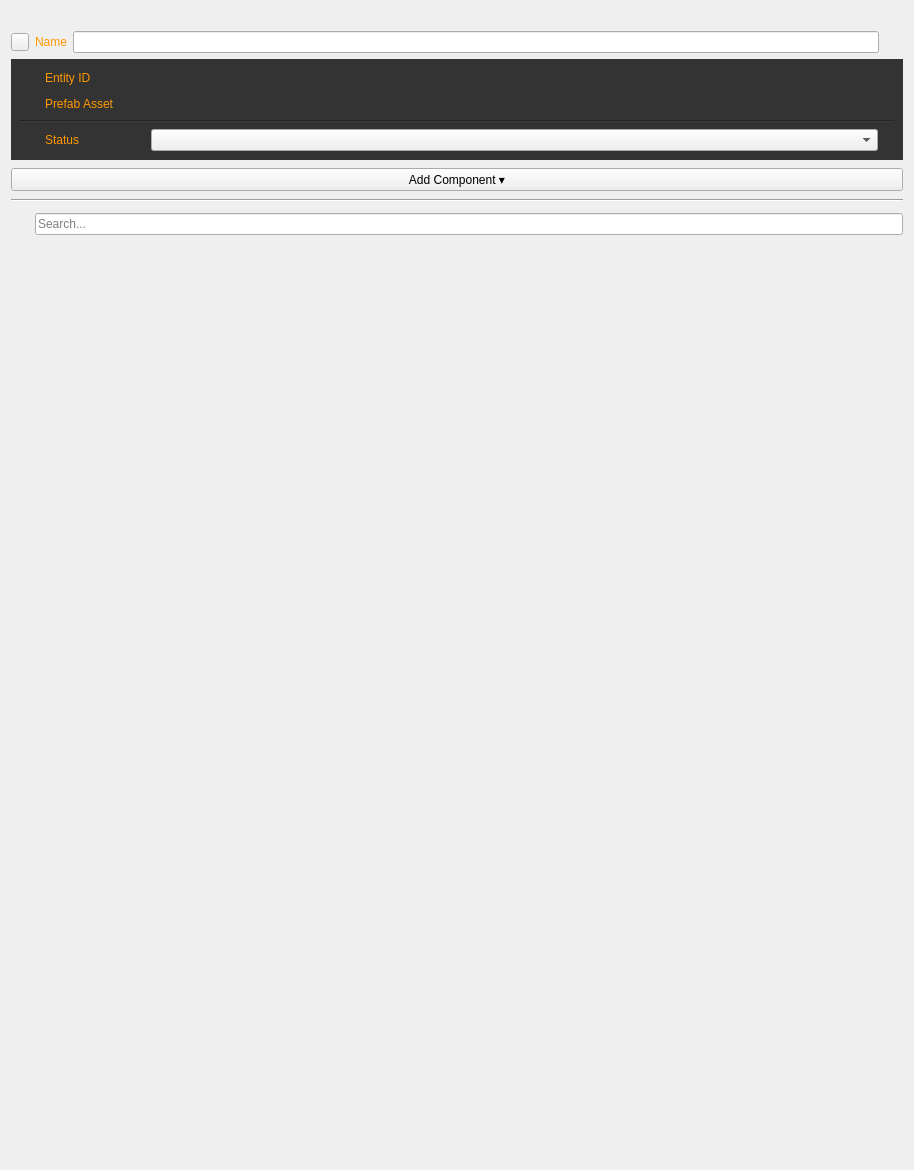
Before: the Qt Designer form Code/Framework/AzToolsFramework/AzToolsFramework/UI/PropertyEditor/EntityPropertyEditor.ui in o3de/o3de, drawn with Qt 5.
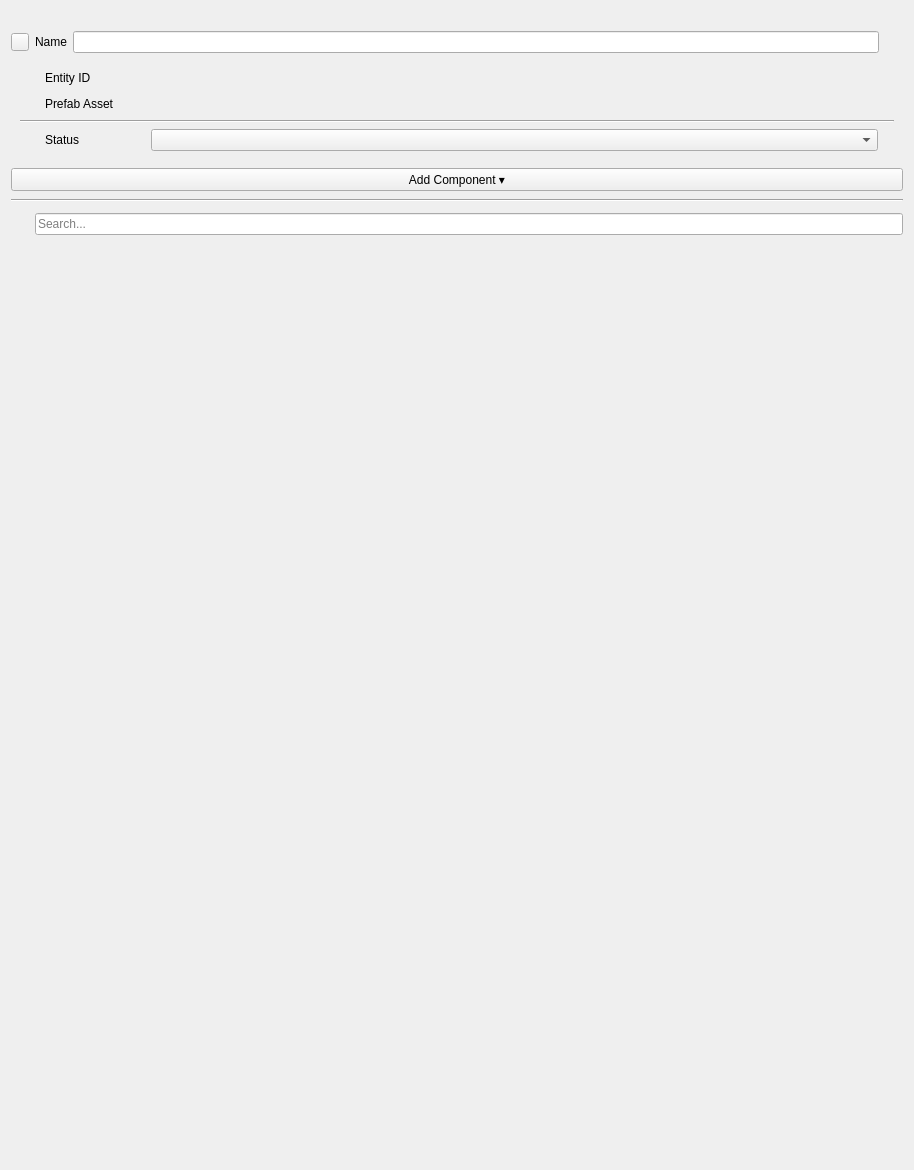
After: the same form once the commit is applied. Icons and pictures are not drawn. Custom widgets are drawn as their Qt base class.

Commit message: Flatten the missing styles of the Editor and tools, at the Oct 28 cost

```diff
--- a/Code/Framework/AzToolsFramework/AzToolsFramework/UI/PropertyEditor/EntityPropertyEditor.ui
+++ b/Code/Framework/AzToolsFramework/AzToolsFramework/UI/PropertyEditor/EntityPropertyEditor.ui
@@ -75,43 +75,6 @@
         <layout class="QHBoxLayout" name="horizontalLayout_2" stretch="0,0,0">
          <item>
           <widget class="QLabel" name="m_entityNameLabel">
-           <property name="palette">
-            <palette>
-             <active>
-              <colorrole role="WindowText">
-               <brush brushstyle="SolidPattern">
-                <color alpha="255">
-                 <red>255</red>
-                 <green>153</green>
-                 <blue>0</blue>
-                </color>
-               </brush>
-              </colorrole>
-             </active>
-             <inactive>
-              <colorrole role="WindowText">
-               <brush brushstyle="SolidPattern">
-                <color alpha="255">
-                 <red>255</red>
-                 <green>153</green>
-                 <blue>0</blue>
-                </color>
-               </brush>
-              </colorrole>
-             </inactive>
-             <disabled>
-              <colorrole role="WindowText">
-               <brush brushstyle="SolidPattern">
-                <color alpha="255">
-                 <red>120</red>
-                 <green>120</green>
-                 <blue>120</blue>
-                </color>
-               </brush>
-              </colorrole>
-             </disabled>
-            </palette>
-           </property>
            <property name="text">
             <string>Name</string>
            </property>
@@ -189,9 +152,6 @@
          <height>16777215</height>
         </size>
        </property>
-       <property name="styleSheet">
-        <string notr="true">QWidget#m_darkBox { background-color:rgb(51, 51, 51) }</string>
-       </property>
        <layout class="QVBoxLayout" name="verticalLayout_4">
         <item>
          <widget class="QWidget" name="m_entityIdWidget" native="true">
@@ -256,130 +216,9 @@
                <height>16777215</height>
               </size>
              </property>
-             <property name="palette">
-              <palette>
-               <active>
-                <colorrole role="WindowText">
-                 <brush brushstyle="SolidPattern">
-                  <color alpha="255">
-                   <red>255</red>
-                   <green>153</green>
-                   <blue>0</blue>
-                  </color>
-                 </brush>
-                </colorrole>
-                <colorrole role="Button">
-                 <brush brushstyle="SolidPattern">
-                  <color alpha="255">
-                   <red>51</red>
-                   <green>51</green>
-                   <blue>51</blue>
-                  </color>
-                 </brush>
-                </colorrole>
-                <colorrole role="Base">
-                 <brush brushstyle="SolidPattern">
-                  <color alpha="255">
-                   <red>51</red>
-                   <green>51</green>
-                   <blue>51</blue>
-                  </color>
-                 </brush>
-                </colorrole>
-                <colorrole role="Window">
-                 <brush brushstyle="SolidPattern">
-                  <color alpha="255">
-                   <red>51</red>
-                   <green>51</green>
-                   <blue>51</blue>
-                  </color>
-                 </brush>
-                </colorrole>
-               </active>
-               <inactive>
-                <colorrole role="WindowText">
-                 <brush brushstyle="SolidPattern">
-                  <color alpha="255">
-                   <red>255</red>
-                   <green>153</green>
-                   <blue>0</blue>
-                  </color>
-                 </brush>
-                </colorrole>
-                <colorrole role="Button">
-                 <brush brushstyle="SolidPattern">
-                  <color alpha="255">
-                   <red>51</red>
-                   <green>51</green>
-                   <blue>51</blue>
-                  </color>
-                 </brush>
-                </colorrole>
-                <colorrole role="Base">
-                 <brush brushstyle="SolidPattern">
-                  <color alpha="255">
-                   <red>51</red>
-                   <green>51</green>
-                   <blue>51</blue>
-                  </color>
-                 </brush>
-                </colorrole>
-                <colorrole role="Window">
-                 <brush brushstyle="SolidPattern">
-                  <color alpha="255">
-                   <red>51</red>
-                   <green>51</green>
-                   <blue>51</blue>
-                  </color>
-                 </brush>
-                </colorrole>
-               </inactive>
-               <disabled>
-                <colorrole role="WindowText">
-                 <brush brushstyle="SolidPattern">
-                  <color alpha="255">
-                   <red>120</red>
-                   <green>120</green>
-                   <blue>120</blue>
-                  </color>
-                 </brush>
-                </colorrole>
-                <colorrole role="Button">
-                 <brush brushstyle="SolidPattern">
-                  <color alpha="255">
-                   <red>51</red>
-                   <green>51</green>
-                   <blue>51</blue>
-                  </color>
-                 </brush>
-                </colorrole>
-                <colorrole role="Base">
-                 <brush brushstyle="SolidPattern">
-                  <color alpha="255">
-                   <red>51</red>
-                   <green>51</green>
-                   <blue>51</blue>
-                  </color>
-                 </brush>
-                </colorrole>
-                <colorrole role="Window">
-                 <brush brushstyle="SolidPattern">
-                  <color alpha="255">
-                   <red>51</red>
-                   <green>51</green>
-                   <blue>51</blue>
-                  </color>
-                 </brush>
-                </colorrole>
-               </disabled>
-              </palette>
-             </property>
              <property name="toolTip">
               <string>ID of entity selected.</string>
              </property>
-             <property name="styleSheet">
-              <string notr="true">background-color:rgb(51, 51, 51)</string>
-             </property>
              <property name="text">
               <string>Entity ID</string>
              </property>
@@ -405,124 +244,6 @@
                <height>16777215</height>
               </size>
              </property>
-             <property name="palette">
-              <palette>
-               <active>
-                <colorrole role="WindowText">
-                 <brush brushstyle="SolidPattern">
-                  <color alpha="255">
-                   <red>255</red>
-                   <green>153</green>
-                   <blue>0</blue>
-                  </color>
-                 </brush>
-                </colorrole>
-                <colorrole role="Button">
-                 <brush brushstyle="SolidPattern">
-                  <color alpha="255">
-                   <red>51</red>
-                   <green>51</green>
-                   <blue>51</blue>
-                  </color>
-                 </brush>
-                </colorrole>
-                <colorrole role="Base">
-                 <brush brushstyle="SolidPattern">
-                  <color alpha="255">
-                   <red>51</red>
-                   <green>51</green>
-                   <blue>51</blue>
-                  </color>
-                 </brush>
-                </colorrole>
-                <colorrole role="Window">
-                 <brush brushstyle="SolidPattern">
-                  <color alpha="255">
-                   <red>51</red>
-                   <green>51</green>
-                   <blue>51</blue>
-                  </color>
-                 </brush>
-                </colorrole>
-               </active>
-               <inactive>
-                <colorrole role="WindowText">
-                 <brush brushstyle="SolidPattern">
-                  <color alpha="255">
-                   <red>255</red>
-                   <green>153</green>
-                   <blue>0</blue>
-                  </color>
-                 </brush>
-                </colorrole>
-                <colorrole role="Button">
-                 <brush brushstyle="SolidPattern">
-                  <color alpha="255">
-                   <red>51</red>
-                   <green>51</green>
-                   <blue>51</blue>
-                  </color>
-                 </brush>
-                </colorrole>
-                <colorrole role="Base">
-                 <brush brushstyle="SolidPattern">
-                  <color alpha="255">
-                   <red>51</red>
-                   <green>51</green>
-                   <blue>51</blue>
-                  </color>
-                 </brush>
-                </colorrole>
-                <colorrole role="Window">
-                 <brush brushstyle="SolidPattern">
-                  <color alpha="255">
-                   <red>51</red>
-                   <green>51</green>
-                   <blue>51</blue>
-                  </color>
-                 </brush>
-                </colorrole>
-               </inactive>
-               <disabled>
-                <colorrole role="WindowText">
-                 <brush brushstyle="SolidPattern">
-                  <color alpha="255">
-                   <red>120</red>
-                   <green>120</green>
-                   <blue>120</blue>
-                  </color>
-                 </brush>
-                </colorrole>
-                <colorrole role="Button">
-                 <brush brushstyle="SolidPattern">
-                  <color alpha="255">
-                   <red>51</red>
-                   <green>51</green>
-                   <blue>51</blue>
-                  </color>
-                 </brush>
-                </colorrole>
-                <colorrole role="Base">
-                 <brush brushstyle="SolidPattern">
-                  <color alpha="255">
-                   <red>51</red>
-                   <green>51</green>
-                   <blue>51</blue>
-                  </color>
-                 </brush>
-                </colorrole>
-                <colorrole role="Window">
-                 <brush brushstyle="SolidPattern">
-                  <color alpha="255">
-                   <red>51</red>
-                   <green>51</green>
-                   <blue>51</blue>
-                  </color>
-                 </brush>
-                </colorrole>
-               </disabled>
-              </palette>
-             </property>
              <property name="cursor">
               <cursorShape>IBeamCursor</cursorShape>
              </property>
@@ -532,9 +253,6 @@
              <property name="toolTip">
               <string/>
              </property>
-             <property name="styleSheet">
-              <string notr="true">background-color:rgb(51, 51, 51)</string>
-             </property>
              <property name="text">
               <string/>
              </property>
@@ -625,130 +343,9 @@
                <height>16777215</height>
               </size>
              </property>
-             <property name="palette">
-              <palette>
-               <active>
-                <colorrole role="WindowText">
-                 <brush brushstyle="SolidPattern">
-                  <color alpha="255">
-                   <red>255</red>
-                   <green>153</green>
-                   <blue>0</blue>
-                  </color>
-                 </brush>
-                </colorrole>
-                <colorrole role="Button">
-                 <brush brushstyle="SolidPattern">
-                  <color alpha="255">
-                   <red>51</red>
-                   <green>51</green>
-                   <blue>51</blue>
-                  </color>
-                 </brush>
-                </colorrole>
-                <colorrole role="Base">
-                 <brush brushstyle="SolidPattern">
-                  <color alpha="255">
-                   <red>51</red>
-                   <green>51</green>
-                   <blue>51</blue>
-                  </color>
-                 </brush>
-                </colorrole>
-                <colorrole role="Window">
-                 <brush brushstyle="SolidPattern">
-                  <color alpha="255">
-                   <red>51</red>
-                   <green>51</green>
-                   <blue>51</blue>
-                  </color>
-                 </brush>
-                </colorrole>
-               </active>
-               <inactive>
-                <colorrole role="WindowText">
-                 <brush brushstyle="SolidPattern">
-                  <color alpha="255">
-                   <red>255</red>
-                   <green>153</green>
-                   <blue>0</blue>
-                  </color>
-                 </brush>
-                </colorrole>
-                <colorrole role="Button">
-                 <brush brushstyle="SolidPattern">
-                  <color alpha="255">
-                   <red>51</red>
-                   <green>51</green>
-                   <blue>51</blue>
-                  </color>
-                 </brush>
-                </colorrole>
-                <colorrole role="Base">
-                 <brush brushstyle="SolidPattern">
-                  <color alpha="255">
-                   <red>51</red>
-                   <green>51</green>
-                   <blue>51</blue>
-                  </color>
-                 </brush>
-                </colorrole>
-                <colorrole role="Window">
-                 <brush brushstyle="SolidPattern">
-                  <color alpha="255">
-                   <red>51</red>
-                   <green>51</green>
-                   <blue>51</blue>
-                  </color>
-                 </brush>
-                </colorrole>
-               </inactive>
-               <disabled>
-                <colorrole role="WindowText">
-                 <brush brushstyle="SolidPattern">
-                  <color alpha="255">
-                   <red>120</red>
-                   <green>120</green>
-                   <blue>120</blue>
-                  </color>
-                 </brush>
-                </colorrole>
-                <colorrole role="Button">
-                 <brush brushstyle="SolidPattern">
-                  <color alpha="255">
-                   <red>51</red>
-                   <green>51</green>
-                   <blue>51</blue>
-                  </color>
-                 </brush>
-                </colorrole>
-                <colorrole role="Base">
-                 <brush brushstyle="SolidPattern">
-                  <color alpha="255">
-                   <red>51</red>
-                   <green>51</green>
-                   <blue>51</blue>
-                  </color>
-                 </brush>
-                </colorrole>
-                <colorrole role="Window">
-                 <brush brushstyle="SolidPattern">
-                  <color alpha="255">
-                   <red>51</red>
-                   <green>51</green>
-                   <blue>51</blue>
-                  </color>
-                 </brush>
-                </colorrole>
-               </disabled>
-              </palette>
-             </property>
              <property name="toolTip">
               <string>Prefab Asset File Used for This Prefab</string>
              </property>
-             <property name="styleSheet">
-              <string notr="true">background-color:rgb(51, 51, 51)</string>
-             </property>
              <property name="text">
               <string>Prefab Asset</string>
              </property>
@@ -774,124 +371,6 @@
                <height>16777215</height>
               </size>
              </property>
-             <property name="palette">
-              <palette>
-               <active>
-                <colorrole role="WindowText">
-                 <brush brushstyle="SolidPattern">
-                  <color alpha="255">
-                   <red>255</red>
-                   <green>153</green>
-                   <blue>0</blue>
-                  </color>
-                 </brush>
-                </colorrole>
-                <colorrole role="Button">
-                 <brush brushstyle="SolidPattern">
-                  <color alpha="255">
-                   <red>51</red>
-                   <green>51</green>
-                   <blue>51</blue>
-                  </color>
-                 </brush>
-                </colorrole>
-                <colorrole role="Base">
-                 <brush brushstyle="SolidPattern">
-                  <color alpha="255">
-                   <red>51</red>
-                   <green>51</green>
-                   <blue>51</blue>
-                  </color>
-                 </brush>
-                </colorrole>
-                <colorrole role="Window">
-                 <brush brushstyle="SolidPattern">
-                  <color alpha="255">
-                   <red>51</red>
-                   <green>51</green>
-                   <blue>51</blue>
-                  </color>
-                 </brush>
-                </colorrole>
-               </active>
-               <inactive>
-                <colorrole role="WindowText">
-                 <brush brushstyle="SolidPattern">
-                  <color alpha="255">
-                   <red>255</red>
-                   <green>153</green>
-                   <blue>0</blue>
-                  </color>
-                 </brush>
-                </colorrole>
-                <colorrole role="Button">
-                 <brush brushstyle="SolidPattern">
-                  <color alpha="255">
-                   <red>51</red>
-                   <green>51</green>
-                   <blue>51</blue>
-                  </color>
-                 </brush>
-                </colorrole>
-                <colorrole role="Base">
-                 <brush brushstyle="SolidPattern">
-                  <color alpha="255">
-                   <red>51</red>
-                   <green>51</green>
-                   <blue>51</blue>
-                  </color>
-                 </brush>
-                </colorrole>
-                <colorrole role="Window">
-                 <brush brushstyle="SolidPattern">
-                  <color alpha="255">
-                   <red>51</red>
-                   <green>51</green>
-                   <blue>51</blue>
-                  </color>
-                 </brush>
-                </colorrole>
-               </inactive>
-               <disabled>
-                <colorrole role="WindowText">
-                 <brush brushstyle="SolidPattern">
-                  <color alpha="255">
-                   <red>120</red>
-                   <green>120</green>
-                   <blue>120</blue>
-                  </color>
-                 </brush>
-                </colorrole>
-                <colorrole role="Button">
-                 <brush brushstyle="SolidPattern">
-                  <color alpha="255">
-                   <red>51</red>
-                   <green>51</green>
-                   <blue>51</blue>
-                  </color>
-                 </brush>
-                </colorrole>
-                <colorrole role="Base">
-                 <brush brushstyle="SolidPattern">
-                  <color alpha="255">
-                   <red>51</red>
-                   <green>51</green>
-                   <blue>51</blue>
-                  </color>
-                 </brush>
-                </colorrole>
-                <colorrole role="Window">
-                 <brush brushstyle="SolidPattern">
-                  <color alpha="255">
-                   <red>51</red>
-                   <green>51</green>
-                   <blue>51</blue>
-                  </color>
-                 </brush>
-                </colorrole>
-               </disabled>
-              </palette>
-             </property>
              <property name="cursor">
               <cursorShape>IBeamCursor</cursorShape>
              </property>
@@ -901,9 +380,6 @@
              <property name="toolTip">
               <string/>
              </property>
-             <property name="styleSheet">
-              <string notr="true">background-color:rgb(51, 51, 51)</string>
-             </property>
              <property name="text">
               <string/>
              </property>
@@ -939,9 +415,6 @@
             <verstretch>0</verstretch>
            </sizepolicy>
           </property>
-          <property name="styleSheet">
-           <string notr="true">background-color:rgb(51, 51, 51)</string>
-          </property>
           <property name="frameShadow">
            <enum>QFrame::Sunken</enum>
           </property>
@@ -1010,124 +483,6 @@
                <height>0</height>
               </size>
              </property>
-             <property name="palette">
-              <palette>
-               <active>
-                <colorrole role="WindowText">
-                 <brush brushstyle="SolidPattern">
-                  <color alpha="255">
-                   <red>255</red>
-                   <green>153</green>
-                   <blue>0</blue>
-                  </color>
-                 </brush>
-                </colorrole>
-                <colorrole role="Button">
-                 <brush brushstyle="SolidPattern">
-                  <color alpha="255">
-                   <red>51</red>
-                   <green>51</green>
-                   <blue>51</blue>
-                  </color>
-                 </brush>
-                </colorrole>
-                <colorrole role="Base">
-                 <brush brushstyle="SolidPattern">
-                  <color alpha="255">
-                   <red>51</red>
-                   <green>51</green>
-                   <blue>51</blue>
-                  </color>
-                 </brush>
-                </colorrole>
-                <colorrole role="Window">
-                 <brush brushstyle="SolidPattern">
-                  <color alpha="255">
-                   <red>51</red>
-                   <green>51</green>
-                   <blue>51</blue>
-                  </color>
-                 </brush>
-                </colorrole>
-               </active>
-               <inactive>
-                <colorrole role="WindowText">
-                 <brush brushstyle="SolidPattern">
-                  <color alpha="255">
-                   <red>255</red>
-                   <green>153</green>
-                   <blue>0</blue>
-                  </color>
-                 </brush>
-                </colorrole>
-                <colorrole role="Button">
-                 <brush brushstyle="SolidPattern">
-                  <color alpha="255">
-                   <red>51</red>
-                   <green>51</green>
-                   <blue>51</blue>
-                  </color>
-                 </brush>
-                </colorrole>
-                <colorrole role="Base">
-                 <brush brushstyle="SolidPattern">
-                  <color alpha="255">
-                   <red>51</red>
-                   <green>51</green>
-                   <blue>51</blue>
-                  </color>
-                 </brush>
-                </colorrole>
-                <colorrole role="Window">
-                 <brush brushstyle="SolidPattern">
-                  <color alpha="255">
-                   <red>51</red>
-                   <green>51</green>
-                   <blue>51</blue>
-                  </color>
-                 </brush>
-                </colorrole>
-               </inactive>
-               <disabled>
-                <colorrole role="WindowText">
-                 <brush brushstyle="SolidPattern">
-                  <color alpha="255">
-                   <red>120</red>
-                   <green>120</green>
-                   <blue>120</blue>
-                  </color>
-                 </brush>
-                </colorrole>
-                <colorrole role="Button">
-                 <brush brushstyle="SolidPattern">
-                  <color alpha="255">
-                   <red>51</red>
-                   <green>51</green>
-                   <blue>51</blue>
-                  </color>
-                 </brush>
-                </colorrole>
-                <colorrole role="Base">
-                 <brush brushstyle="SolidPattern">
-                  <color alpha="255">
-                   <red>51</red>
-                   <green>51</green>
-                   <blue>51</blue>
-                  </color>
-                 </brush>
-                </colorrole>
-                <colorrole role="Window">
-                 <brush brushstyle="SolidPattern">
-                  <color alpha="255">
-                   <red>51</red>
-                   <green>51</green>
-                   <blue>51</blue>
-                  </color>
-                 </brush>
-                </colorrole>
-               </disabled>
-              </palette>
-             </property>
              <property name="toolTip">
               <string>&lt;!DOCTYPE HTML PUBLIC &quot;-//W3C//DTD HTML 4.0//EN&quot; &quot;http://www.w3.org/TR/REC-html40/strict.dtd&quot;&gt;
 &lt;html&gt;&lt;head&gt;&lt;meta name=&quot;qrichtext&quot; content=&quot;1&quot; /&gt;&lt;style type=&quot;text/css&quot;&gt;
@@ -1137,9 +492,6 @@
 &lt;ul style=&quot;margin-top: 0px; margin-bottom: 0px; margin-left: 0px; margin-right: 0px; -qt-list-indent: 1;&quot;&gt;&lt;li style=&quot;&quot; style=&quot; margin-top:12px; margin-bottom:12px; margin-left:0px; margin-right:0px; -qt-block-indent:0; text-indent:0px;&quot;&gt;&lt;span style=&quot; font-weight:600;&quot;&gt;Universal&lt;/span&gt; - This entity exists in the Editor and also gets exported to exist in the standalone game runtime and &amp;quot;Run In Editor&amp;quot; mode (Ctrl-G).&lt;/li&gt;
 &lt;li style=&quot;&quot; style=&quot; margin-top:12px; margin-bottom:12px; margin-left:0px; margin-right:0px; -qt-block-indent:0; text-indent:0px;&quot;&gt;&lt;span style=&quot; font-weight:600;&quot;&gt;Editor Only&lt;/span&gt; - This entity exists in the Editor only.  &amp;quot;Run In Editor&amp;quot; mode (Ctrl-G) and the standalone game runtime will not contain this entity, but will still contain its children, as if they were parented to this entity's parent.&lt;/li&gt;&lt;/ul&gt;&lt;/body&gt;&lt;/html&gt;</string>
              </property>
-             <property name="styleSheet">
-              <string notr="true">background-color:rgb(51, 51, 51)</string>
-             </property>
              <property name="text">
               <string>Status</string>
              </property>
```
The commit also changes 437 other files.
